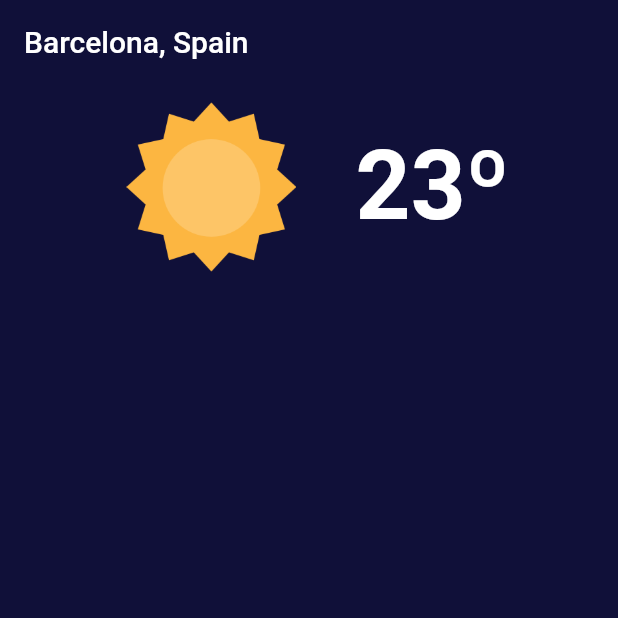
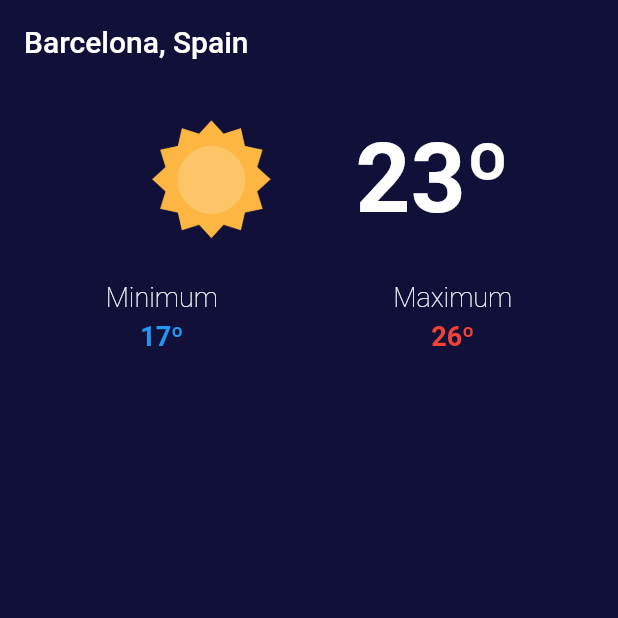
Before and after one commit to danimr99/flutter-weather-app, a Flutter app: the screen it shows after launch, on a phone screen of 412 x 824 dp, the top half of it. Run offline on Flutter 3.47's test engine with Material 2 defaults, Android fonts, the phone set to English and light mode, and no system bars.

Commit message:
Adding min and max temperature on weather info widget

```diff
--- a/lib/components/weather_info.dart
+++ b/lib/components/weather_info.dart
@@ -9,9 +9,13 @@ class WeatherInfo extends StatelessWidget {
 
   @override
   Widget build(BuildContext context) {
-    return SizedBox(
-      width: MediaQuery.of(context).size.width - kHorizontalMargin,
-      height: MediaQuery.of(context).size.height / 6,
+    return Padding(
+      padding: const EdgeInsets.all(kPaddingAll),
+      child: Column(
+        children: [
+          SizedBox(
+            width: MediaQuery.of(context).size.width,
+            height: MediaQuery.of(context).size.height / 8,
             child: Row(
               mainAxisAlignment: MainAxisAlignment.center,
               children: [
@@ -29,6 +33,53 @@ class WeatherInfo extends StatelessWidget {
                 ),
               ],
             ),
+          ),
+          SizedBox(
+            height: MediaQuery.of(context).size.height / 50,
+          ),
+          Row(
+            mainAxisAlignment: MainAxisAlignment.spaceAround,
+            children: [
+              Column(
+                mainAxisAlignment: MainAxisAlignment.center,
+                children: [
+                  const Text(
+                    "Minimum",
+                    style: kCurrentEdgeTemperatureLabel
+                  ),
+                  SizedBox(
+                    height: MediaQuery.of(context).size.height / 150,
+                  ),
+                  Text(
+                    "17º",
+                    style: kCurrentEdgeTemperature.copyWith(
+                        color: Colors.blue
+                    ),
+                  ),
+                ],
+              ),
+              Column(
+                mainAxisAlignment: MainAxisAlignment.center,
+                children: [
+                  const Text(
+                    "Maximum",
+                    style: kCurrentEdgeTemperatureLabel,
+                  ),
+                  SizedBox(
+                    height: MediaQuery.of(context).size.height / 150,
+                  ),
+                  Text(
+                    "26º",
+                    style: kCurrentEdgeTemperature.copyWith(
+                        color: Colors.red
+                    ),
+                  ),
+                ],
+              ),
+            ],
+          )
+        ],
+      ),
     );
   }
 }
--- a/lib/constants/typography.dart
+++ b/lib/constants/typography.dart
@@ -5,3 +5,15 @@ const kCurrentTemperature = TextStyle(
   color: Colors.white,
   fontWeight: FontWeight.bold,
 );
+
+const kCurrentEdgeTemperatureLabel = TextStyle(
+  fontSize: 18,
+  color: Colors.white,
+  fontWeight: FontWeight.w100,
+);
+
+const kCurrentEdgeTemperature = TextStyle(
+  fontSize: 18,
+  color: Colors.white,
+  fontWeight: FontWeight.bold,
+);
```
Lines whose indentation alone changed are shown as unchanged.
